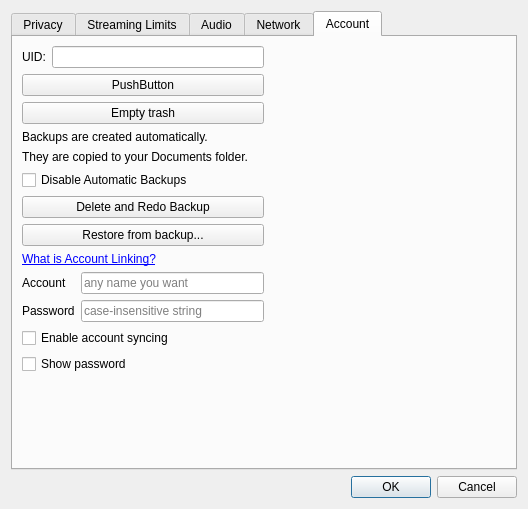
blindchimp/dwyco, file cdcx/config.ui: the form before one commit.
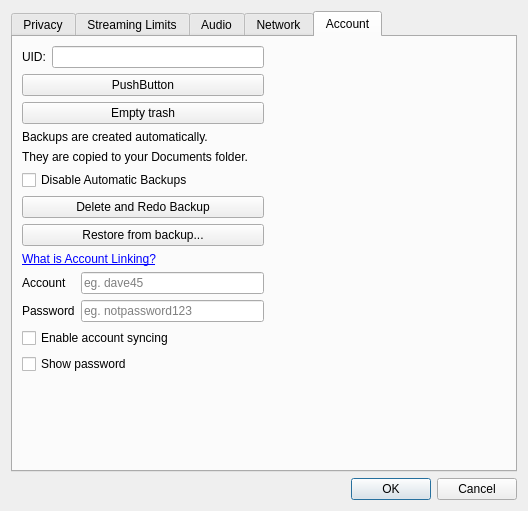
The form after the commit.

```diff
--- a/cdcx/config.ui
+++ b/cdcx/config.ui
@@ -7,7 +7,7 @@
     <x>0</x>
     <y>0</y>
     <width>528</width>
-    <height>509</height>
+    <height>511</height>
    </rect>
   </property>
   <property name="windowTitle">
@@ -897,7 +897,7 @@
               <set>Qt::ImhLatinOnly|Qt::ImhNoAutoUppercase|Qt::ImhNoPredictiveText</set>
              </property>
              <property name="placeholderText">
-              <string>any name you want</string>
+              <string>eg. dave45</string>
              </property>
              <property name="clearButtonEnabled">
               <bool>true</bool>
@@ -910,7 +910,7 @@
               <enum>QLineEdit::Password</enum>
              </property>
              <property name="placeholderText">
-              <string>case-insensitive string</string>
+              <string>eg. notpassword123</string>
              </property>
              <property name="clearButtonEnabled">
               <bool>true</bool>
```
